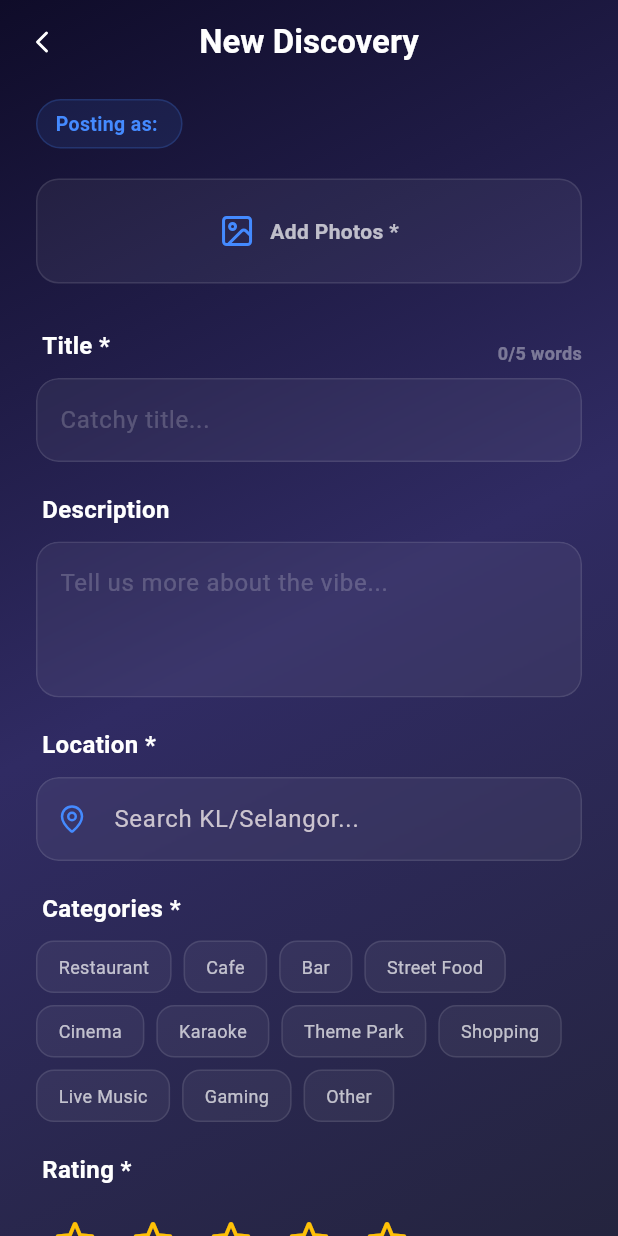
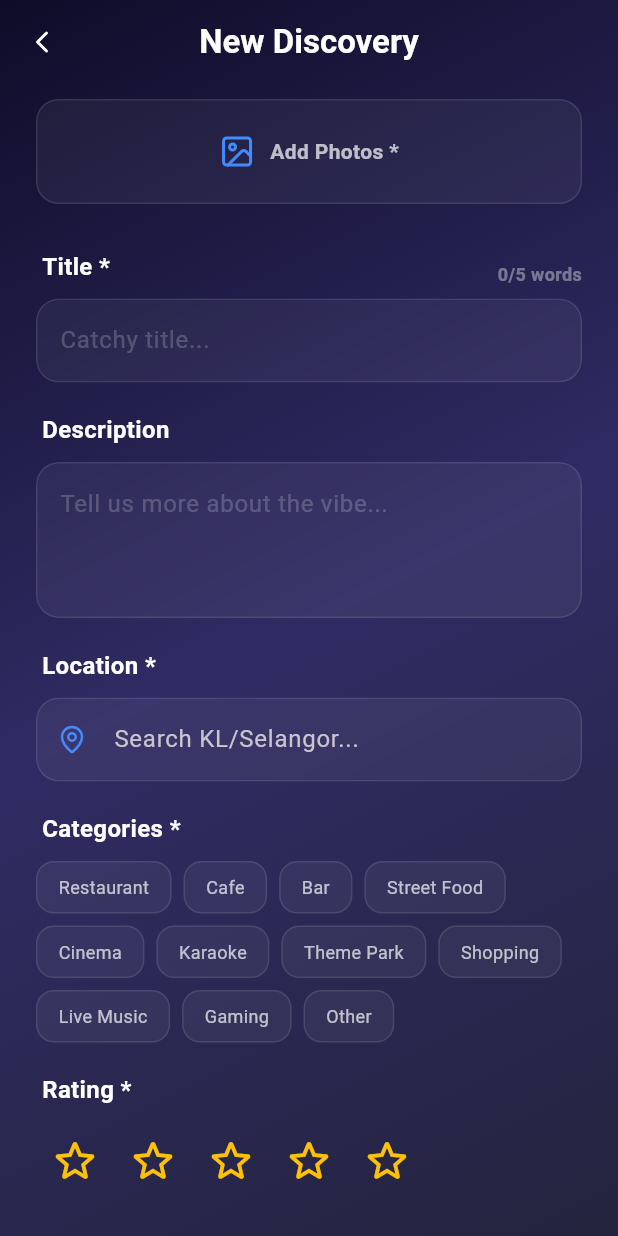
Before and after one commit to sherrylee23/recommended_restaurant_entertainment, a Flutter app: the CreatePostPage screen opened directly with empty values, on a phone screen of 412 x 824 dp. Run offline on Flutter 3.47's test engine with Material 3 defaults, Android fonts, the phone set to English and light mode, and no system bars; our stand-ins replace flutter_map, geolocator, google_generative_ai, image_picker, latlong2, lucide_icons and 1 more; accounts and stored records are empty.

Commit message:
final verison

```diff
--- a/lib/postModule/createPost.dart
+++ b/lib/postModule/createPost.dart
@@ -204,7 +204,6 @@ class _CreatePostPageState extends State<CreatePostPage> {
                 child: Column(
                   crossAxisAlignment: CrossAxisAlignment.start,
                   children: [
-                    if (_userName != null) _buildUserBadge(),
                     if (_selectedMedia.isNotEmpty) _buildMediaStrip(),
                     _buildMediaPicker(),
                     const SizedBox(height: 30),
@@ -269,25 +268,6 @@ class _CreatePostPageState extends State<CreatePostPage> {
     );
   }
 
-  Widget _buildUserBadge() {
-    return Container(
-      margin: const EdgeInsets.only(bottom: 20),
-      padding: const EdgeInsets.symmetric(horizontal: 12, vertical: 6),
-      decoration: BoxDecoration(
-        color: Colors.blueAccent.withOpacity(0.1),
-        borderRadius: BorderRadius.circular(20),
-        border: Border.all(color: Colors.blueAccent.withOpacity(0.2)),
-      ),
-      child: Text(
-        "Posting as: $_userName",
-        style: const TextStyle(
-          color: Colors.blueAccent,
-          fontWeight: FontWeight.bold,
-          fontSize: 13,
-        ),
-      ),
-    );
-  }
 
   Widget _buildGlassTextField(
       TextEditingController controller,
--- a/pubspec.yaml
+++ b/pubspec.yaml
@@ -40,6 +40,7 @@ dependencies:
   latlong2: ^0.9.1
   geolocator: 14.0.0
   http: ^1.2.0
+  shared_preferences: ^2.3.5
 
 
   # The following adds the Cupertino Icons font to your application.
```
Also changed, not shown: lib/postModule/edit_post.dart (+11 -3 lines), pubspec.lock. Lines whose indentation alone changed are shown as unchanged.
